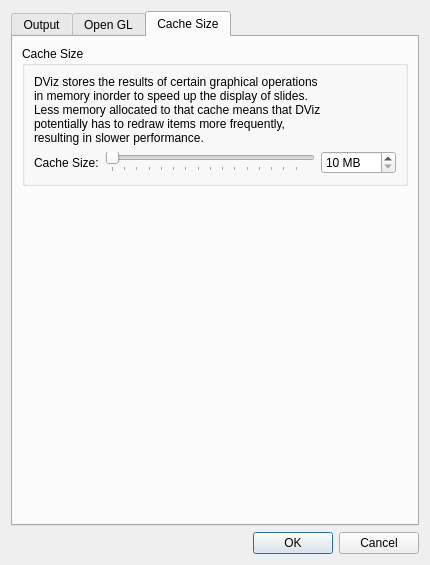
Before: the Qt Designer form src/viewer/SingleOutputSetupDialog.ui in google-code-export/dviz, drawn with Qt 5.
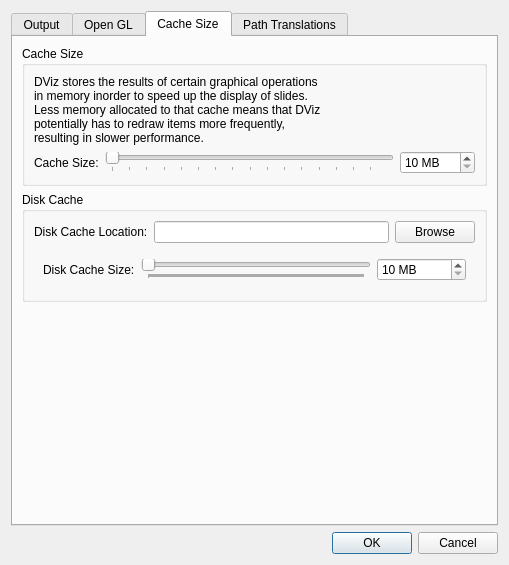
After: the same form once the commit is applied. The open tabs and pages were chosen to show the change. Icons and pictures are not drawn.

Commit message: Updated all classes that used QDir::tempPath() to use AppSettings::cacheDir() instead (where applicable). Added UI to change cacheDir into AppSettingsDialog and SingleOutputSetupDialog (viewer). Also added UI for resource path translations to SingleOutputSetupDialog but havn't 'wired it up' yet.

Diff of the .ui file:
```diff
--- a/src/viewer/SingleOutputSetupDialog.ui
+++ b/src/viewer/SingleOutputSetupDialog.ui
@@ -6,7 +6,7 @@
    <rect>
     <x>0</x>
     <y>0</y>
-    <width>430</width>
+    <width>509</width>
     <height>565</height>
    </rect>
   </property>
@@ -564,6 +564,90 @@
          </layout>
         </widget>
        </item>
+       <item>
+        <widget class="QGroupBox" name="groupBox_7">
+         <property name="title">
+          <string>Disk Cache</string>
+         </property>
+         <layout class="QVBoxLayout" name="verticalLayout_13">
+          <item>
+           <layout class="QHBoxLayout" name="horizontalLayout_4">
+            <item>
+             <widget class="QLabel" name="label_15">
+              <property name="text">
+               <string>Disk Cache Location:</string>
+              </property>
+             </widget>
+            </item>
+            <item>
+             <widget class="QLineEdit" name="diskCacheBox_2"/>
+            </item>
+            <item>
+             <widget class="QPushButton" name="diskCacheBrowseBtn">
+              <property name="text">
+               <string>Browse</string>
+              </property>
+             </widget>
+            </item>
+           </layout>
+          </item>
+          <item>
+           <widget class="QWidget" name="diskCacheSizeBase" native="true">
+            <layout class="QHBoxLayout" name="horizontalLayout_3">
+             <item>
+              <widget class="QLabel" name="label_20">
+               <property name="text">
+                <string>Disk Cache Size:</string>
+               </property>
+              </widget>
+             </item>
+             <item>
+              <widget class="QSlider" name="diskCacheSlider">
+               <property name="minimum">
+                <number>10</number>
+               </property>
+               <property name="maximum">
+                <number>1048576</number>
+               </property>
+               <property name="singleStep">
+                <number>256</number>
+               </property>
+               <property name="pageStep">
+                <number>1024</number>
+               </property>
+               <property name="orientation">
+                <enum>Qt::Horizontal</enum>
+               </property>
+               <property name="tickPosition">
+                <enum>QSlider::TicksBelow</enum>
+               </property>
+               <property name="tickInterval">
+                <number>128</number>
+               </property>
+              </widget>
+             </item>
+             <item>
+              <widget class="QSpinBox" name="diskCacheBox">
+               <property name="suffix">
+                <string> MB</string>
+               </property>
+               <property name="minimum">
+                <number>10</number>
+               </property>
+               <property name="maximum">
+                <number>1048576</number>
+               </property>
+               <property name="singleStep">
+                <number>10</number>
+               </property>
+              </widget>
+             </item>
+            </layout>
+           </widget>
+          </item>
+         </layout>
+        </widget>
+       </item>
        <item>
         <spacer name="verticalSpacer_4">
          <property name="orientation">
@@ -579,6 +663,89 @@
        </item>
       </layout>
      </widget>
+     <widget class="QWidget" name="tab_4">
+      <attribute name="title">
+       <string>Path Translations</string>
+      </attribute>
+      <layout class="QVBoxLayout" name="verticalLayout_12">
+       <item>
+        <widget class="QGroupBox" name="groupBox_8">
+         <property name="title">
+          <string>Resource Path Translations</string>
+         </property>
+         <layout class="QVBoxLayout" name="verticalLayout_11">
+          <item>
+           <widget class="QTableWidget" name="resourceTranslations">
+            <column>
+             <property name="text">
+              <string>From</string>
+             </property>
+            </column>
+            <column>
+             <property name="text">
+              <string>To</string>
+             </property>
+            </column>
+           </widget>
+          </item>
+          <item>
+           <layout class="QHBoxLayout" name="horizontalLayout_5">
+            <item>
+             <widget class="QPushButton" name="resourceAddBtn">
+              <property name="text">
+               <string>Add</string>
+              </property>
+             </widget>
+            </item>
+            <item>
+             <widget class="QPushButton" name="resourceDelBtn">
+              <property name="text">
+               <string>Remove</string>
+              </property>
+             </widget>
+            </item>
+            <item>
+             <spacer name="horizontalSpacer_4">
+              <property name="orientation">
+               <enum>Qt::Horizontal</enum>
+              </property>
+              <property name="sizeHint" stdset="0">
+               <size>
+                <width>40</width>
+                <height>20</height>
+               </size>
+              </property>
+             </spacer>
+            </item>
+           </layout>
+          </item>
+          <item>
+           <widget class="QLabel" name="label_21">
+            <property name="text">
+             <string>Resource Path Translations are designed to be used with Network Viewers
+to translate the folders used on the controlling computer to paths 
+accessible on the viewer.</string>
+            </property>
+           </widget>
+          </item>
+         </layout>
+        </widget>
+       </item>
+       <item>
+        <spacer name="verticalSpacer_5">
+         <property name="orientation">
+          <enum>Qt::Vertical</enum>
+         </property>
+         <property name="sizeHint" stdset="0">
+          <size>
+           <width>20</width>
+           <height>40</height>
+          </size>
+         </property>
+        </spacer>
+       </item>
+      </layout>
+     </widget>
     </widget>
    </item>
    <item>
```
The commit also changes 11 other files.
